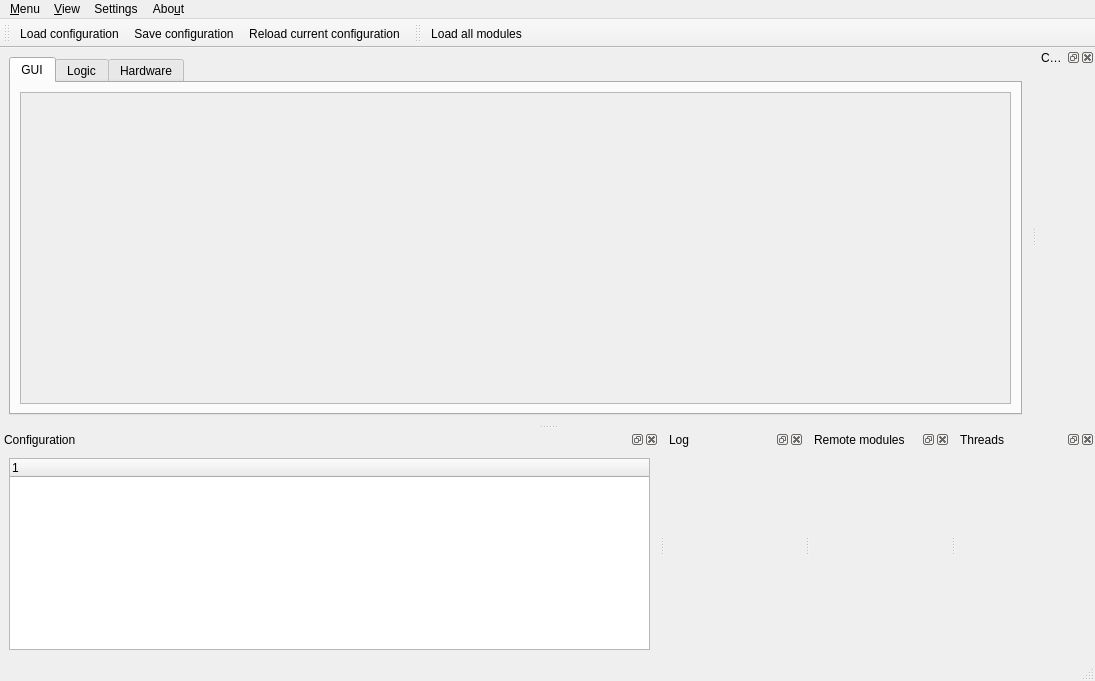
Qt form gui/manager/ui_manager_window.ui (MdevriesPhys/arXiv-Sanity-Preserver-Win) before a commit.
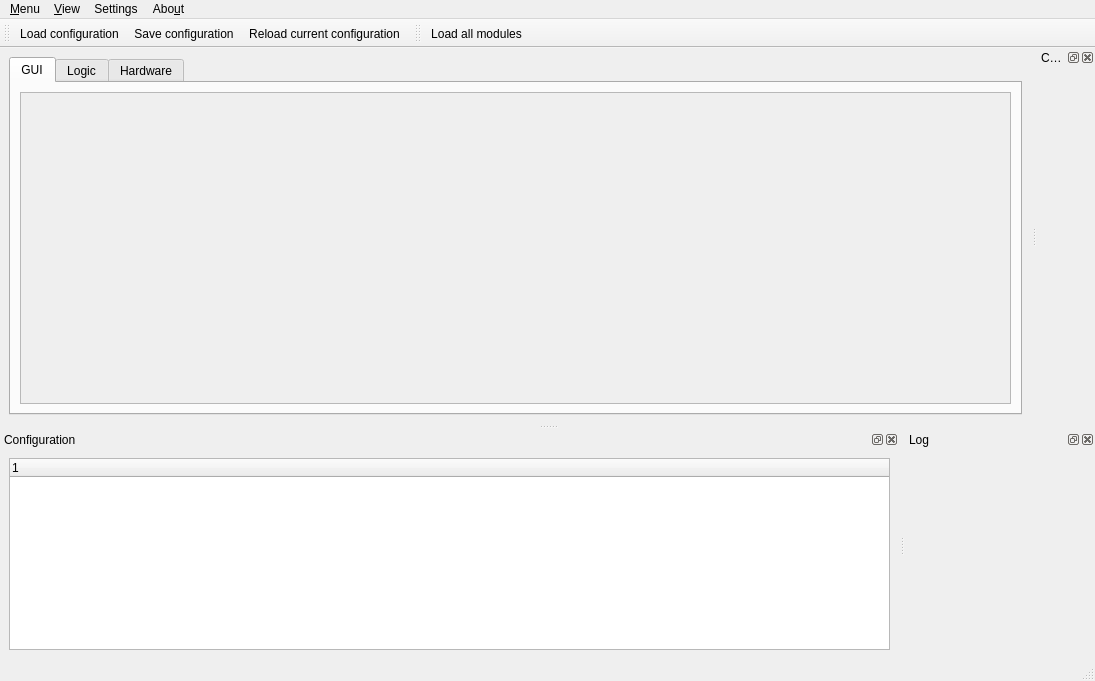
The same form after that commit. Icons and pictures are not drawn. Custom widgets are drawn as their Qt base class.

Commit message: GUI now pops up before crashing. Removed remote and thread view options

```diff
--- a/gui/manager/ui_manager_window.ui
+++ b/gui/manager/ui_manager_window.ui
@@ -200,24 +200,6 @@
 			</attribute>
 			<widget class="LogWidget" name="logwidget" />
 		</widget>
-		<widget class="QDockWidget" name="remoteDockWidget">
-			<property name="windowTitle">
-				<string>Remote modules</string>
-			</property>
-			<attribute name="dockWidgetArea">
-				<number>8</number>
-			</attribute>
-			<widget class="RemoteWidget" name="remoteWidget" />
-		</widget>
-		<widget class="QDockWidget" name="threadDockWidget">
-			<property name="windowTitle">
-				<string>Threads</string>
-			</property>
-			<attribute name="dockWidgetArea">
-				<number>8</number>
-			</attribute>
-			<widget class="ThreadWidget" name="threadWidget" />
-		</widget>
 		<widget class="QToolBar" name="configToolBar">
 			<property name="windowTitle">
 				<string>toolBar</string>
@@ -426,18 +408,6 @@
 			<header>qtconsole.rich_jupyter_widget</header>
 			<container>1</container>
 		</customwidget>
-		<customwidget>
-			<class>RemoteWidget</class>
-			<extends>QWidget</extends>
-			<header>gui.manager.remotewidget</header>
-			<container>1</container>
-		</customwidget>
-		<customwidget>
-			<class>ThreadWidget</class>
-			<extends>QWidget</extends>
-			<header>gui.manager.threadwidget</header>
-			<container>1</container>
-		</customwidget>
 	</customwidgets>
 	<resources />
 	<connections>
```
Left out of the diff: 50 changed lines with no effect on the pictures. The commit also changes 186 other files.
